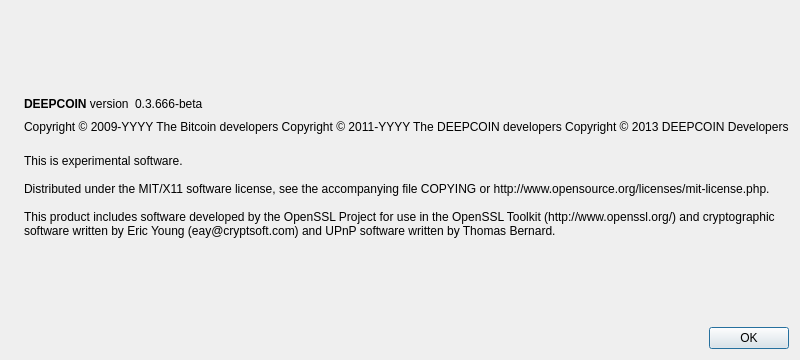
The window that src/qt/forms/aboutdialog.ui (deepfuturevc/deepfuture) describes before a commit, drawn with Qt 5.
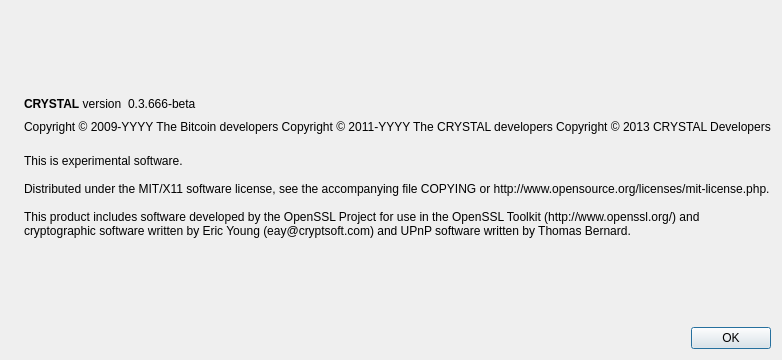
The same window after the commit. Icons and pictures are not drawn.

```diff
--- a/src/qt/forms/aboutdialog.ui
+++ b/src/qt/forms/aboutdialog.ui
@@ -50,7 +50,7 @@
           <cursorShape>IBeamCursor</cursorShape>
          </property>
          <property name="text">
-          <string>&lt;b&gt;DEEPCOIN&lt;/b&gt; version</string>
+          <string>&lt;b&gt;CRYSTAL&lt;/b&gt; version</string>
          </property>
          <property name="textInteractionFlags">
           <set>Qt::LinksAccessibleByMouse|Qt::TextSelectableByKeyboard|Qt::TextSelectableByMouse</set>
@@ -92,8 +92,8 @@
        </property>
        <property name="text">
         <string notr="true">Copyright &amp;copy; 2009-YYYY The Bitcoin developers
-Copyright &amp;copy; 2011-YYYY The DEEPCOIN developers
-Copyright &amp;copy; 2013 DEEPCOIN Developers</string>
+Copyright &amp;copy; 2011-YYYY The CRYSTAL developers
+Copyright &amp;copy; 2013 CRYSTAL Developers</string>
        </property>
        <property name="textFormat">
         <enum>Qt::RichText</enum>
```
Left out of the diff: 2 changed lines with no effect on the pictures.
